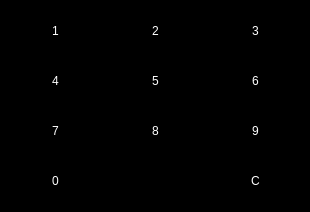
mayue-crrc/ShenyangMetro9DB, file ctrlnuminputmodule.ui: the form before one commit.
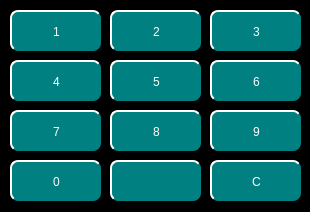
The form after the commit.

```diff
--- a/ctrlnuminputmodule.ui
+++ b/ctrlnuminputmodule.ui
@@ -20,12 +20,7 @@
 }
 QPushButton
 {
-background:qlineargradient(spread:pad,x1:0,y1:0,x2:0,y2:0.4,stop:0 rgba(150,215,230,255),stop:0.4 rgba(100,170,200,255)
-spread:pad,x1:0,y1:0.4,x2:0,y2:1,stop:0.4 rgba(52,136,159,255),stop:1 rgba(94,188,216,255));
-color:white;
-font:20px,&quot;微软雅黑&quot;;
-border:1px solid transparent;
-border-radius:5px;
+font: 20px, &quot;微软雅黑&quot;;color: white;background-color: rgb(0, 128, 128);	border-radius:8px;border-top: 2px solid white;border-left: 2px solid white;
 }</string>
   </property>
   <widget class="QPushButton" name="Num1">
@@ -60,10 +55,7 @@
     <enum>Qt::NoFocus</enum>
    </property>
    <property name="styleSheet">
-    <string notr="true">background:qlineargradient(spread:pad,x1:0,y1:0,x2:0,y2:0.4,stop:0 rgba(150,215,230,255),stop:0.4 rgba(100,170,200,255)
-spread:pad,x1:0,y1:0.4,x2:0,y2:1,stop:0.4 rgba(52,136,159,255),stop:1 rgba(94,188,216,255));
-color:white;
-font:20px,&quot;微软雅黑&quot;;</string>
+    <string notr="true"/>
    </property>
    <property name="text">
     <string>2</string>
@@ -82,10 +74,7 @@
     <enum>Qt::NoFocus</enum>
    </property>
    <property name="styleSheet">
-    <string notr="true">background:qlineargradient(spread:pad,x1:0,y1:0,x2:0,y2:0.4,stop:0 rgba(150,215,230,255),stop:0.4 rgba(100,170,200,255)
-spread:pad,x1:0,y1:0.4,x2:0,y2:1,stop:0.4 rgba(52,136,159,255),stop:1 rgba(94,188,216,255));
-color:white;
-font:20px,&quot;微软雅黑&quot;;</string>
+    <string notr="true"/>
    </property>
    <property name="text">
     <string>3</string>
@@ -104,10 +93,7 @@
     <enum>Qt::NoFocus</enum>
    </property>
    <property name="styleSheet">
-    <string notr="true">background:qlineargradient(spread:pad,x1:0,y1:0,x2:0,y2:0.4,stop:0 rgba(150,215,230,255),stop:0.4 rgba(100,170,200,255)
-spread:pad,x1:0,y1:0.4,x2:0,y2:1,stop:0.4 rgba(52,136,159,255),stop:1 rgba(94,188,216,255));
-color:white;
-font:20px,&quot;微软雅黑&quot;;</string>
+    <string notr="true"/>
    </property>
    <property name="text">
     <string>6</string>
@@ -126,10 +112,7 @@
     <enum>Qt::NoFocus</enum>
    </property>
    <property name="styleSheet">
-    <string notr="true">background:qlineargradient(spread:pad,x1:0,y1:0,x2:0,y2:0.4,stop:0 rgba(150,215,230,255),stop:0.4 rgba(100,170,200,255)
-spread:pad,x1:0,y1:0.4,x2:0,y2:1,stop:0.4 rgba(52,136,159,255),stop:1 rgba(94,188,216,255));
-color:white;
-font:20px,&quot;微软雅黑&quot;;</string>
+    <string notr="true"/>
    </property>
    <property name="text">
     <string>5</string>
@@ -148,10 +131,7 @@
     <enum>Qt::NoFocus</enum>
    </property>
    <property name="styleSheet">
-    <string notr="true">background:qlineargradient(spread:pad,x1:0,y1:0,x2:0,y2:0.4,stop:0 rgba(150,215,230,255),stop:0.4 rgba(100,170,200,255)
-spread:pad,x1:0,y1:0.4,x2:0,y2:1,stop:0.4 rgba(52,136,159,255),stop:1 rgba(94,188,216,255));
-color:white;
-font:20px,&quot;微软雅黑&quot;;</string>
+    <string notr="true"/>
    </property>
    <property name="text">
     <string>4</string>
@@ -170,10 +150,7 @@
     <enum>Qt::NoFocus</enum>
    </property>
    <property name="styleSheet">
-    <string notr="true">background:qlineargradient(spread:pad,x1:0,y1:0,x2:0,y2:0.4,stop:0 rgba(150,215,230,255),stop:0.4 rgba(100,170,200,255)
-spread:pad,x1:0,y1:0.4,x2:0,y2:1,stop:0.4 rgba(52,136,159,255),stop:1 rgba(94,188,216,255));
-color:white;
-font:20px,&quot;微软雅黑&quot;;</string>
+    <string notr="true"/>
    </property>
    <property name="text">
     <string>8</string>
@@ -202,10 +179,7 @@
 &lt;p style=&quot;-qt-paragraph-type:empty; margin-top:0px; margin-bottom:0px; margin-left:0px; margin-right:0px; -qt-block-indent:0; text-indent:0px;&quot;&gt;&lt;/p&gt;&lt;/td&gt;&lt;/tr&gt;&lt;/table&gt;&lt;/body&gt;&lt;/html&gt;</string>
    </property>
    <property name="styleSheet">
-    <string notr="true">background:qlineargradient(spread:pad,x1:0,y1:0,x2:0,y2:0.4,stop:0 rgba(150,215,230,255),stop:0.4 rgba(100,170,200,255)
-spread:pad,x1:0,y1:0.4,x2:0,y2:1,stop:0.4 rgba(52,136,159,255),stop:1 rgba(94,188,216,255));
-color:white;
-font:20px,&quot;微软雅黑&quot;;</string>
+    <string notr="true"/>
    </property>
    <property name="text">
     <string>9</string>
@@ -224,10 +198,7 @@
     <enum>Qt::NoFocus</enum>
    </property>
    <property name="styleSheet">
-    <string notr="true">background:qlineargradient(spread:pad,x1:0,y1:0,x2:0,y2:0.4,stop:0 rgba(150,215,230,255),stop:0.4 rgba(100,170,200,255)
-spread:pad,x1:0,y1:0.4,x2:0,y2:1,stop:0.4 rgba(52,136,159,255),stop:1 rgba(94,188,216,255));
-color:white;
-font:20px,&quot;微软雅黑&quot;;</string>
+    <string notr="true"/>
    </property>
    <property name="text">
     <string>7</string>
@@ -246,10 +217,7 @@
     <enum>Qt::NoFocus</enum>
    </property>
    <property name="styleSheet">
-    <string notr="true">background:qlineargradient(spread:pad,x1:0,y1:0,x2:0,y2:0.4,stop:0 rgba(150,215,230,255),stop:0.4 rgba(100,170,200,255)
-spread:pad,x1:0,y1:0.4,x2:0,y2:1,stop:0.4 rgba(52,136,159,255),stop:1 rgba(94,188,216,255));
-color:white;
-font:20px,&quot;微软雅黑&quot;;</string>
+    <string notr="true"/>
    </property>
    <property name="text">
     <string/>
@@ -268,10 +236,7 @@
     <enum>Qt::NoFocus</enum>
    </property>
    <property name="styleSheet">
-    <string notr="true">background:qlineargradient(spread:pad,x1:0,y1:0,x2:0,y2:0.4,stop:0 rgba(150,215,230,255),stop:0.4 rgba(100,170,200,255)
-spread:pad,x1:0,y1:0.4,x2:0,y2:1,stop:0.4 rgba(52,136,159,255),stop:1 rgba(94,188,216,255));
-color:white;
-font:20px,&quot;微软雅黑&quot;;</string>
+    <string notr="true"/>
    </property>
    <property name="text">
     <string>C</string>
@@ -290,10 +255,7 @@
     <enum>Qt::NoFocus</enum>
    </property>
    <property name="styleSheet">
-    <string notr="true">background:qlineargradient(spread:pad,x1:0,y1:0,x2:0,y2:0.4,stop:0 rgba(150,215,230,255),stop:0.4 rgba(100,170,200,255)
-spread:pad,x1:0,y1:0.4,x2:0,y2:1,stop:0.4 rgba(52,136,159,255),stop:1 rgba(94,188,216,255));
-color:white;
-font:20px,&quot;微软雅黑&quot;;</string>
+    <string notr="true"/>
    </property>
    <property name="text">
     <string>0</string>
```
